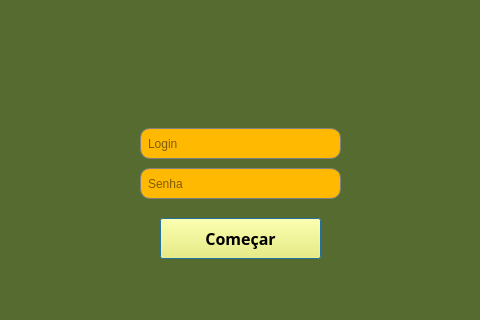
Above: tela2.ui from jujubsfs/restify3 before the change; both pictures show x 220 to 700 and y 202 to 522 of the 879 by 522 pixel window. Below: the same form after it.
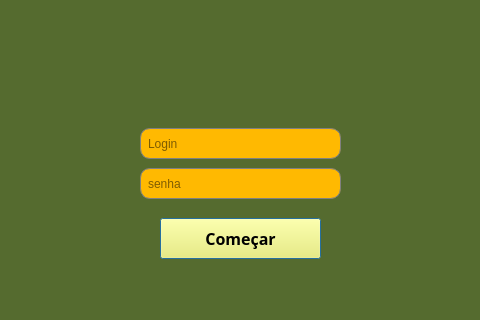
That is the form after the change. Icons and pictures are not drawn.

Commit message: senha criptografada

Patch:
```diff
--- a/tela2.ui
+++ b/tela2.ui
@@ -130,8 +130,11 @@
    <property name="text">
     <string/>
    </property>
+   <property name="echoMode">
+    <enum>QLineEdit::EchoMode::Password</enum>
+   </property>
    <property name="placeholderText">
-    <string>Senha</string>
+    <string>senha</string>
    </property>
   </widget>
   <widget class="QLabel" name="label_2">
```
